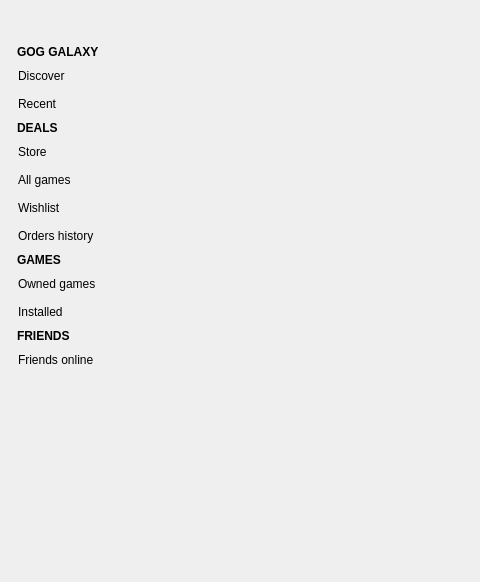
First picture: the form in windows/mainwindow.ui, repository pamugk/nebulae-qt, before the edit; both pictures show x 0 to 480 and y 0 to 582 of the 1024 by 768 pixel window.
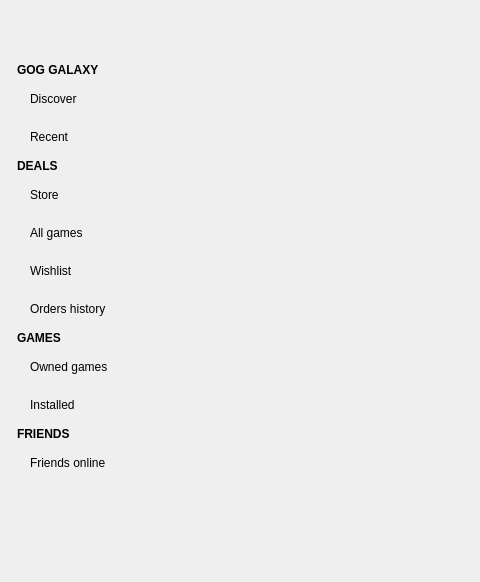
Second picture: the form after the edit. Icons and pictures are not drawn.

What changed in the file:
```diff
--- a/windows/mainwindow.ui
+++ b/windows/mainwindow.ui
@@ -88,6 +88,7 @@
       </property>
       <property name="styleSheet">
        <string notr="true">QPushButton {
+    padding: 8px 12px 8px 12px;
 	text-align: left;
 }
 
@@ -112,6 +113,7 @@
         <widget class="QWidget" name="drawerHeader" native="true">
          <property name="styleSheet">
           <string notr="true">QPushButton {
+    padding: 12px;
 	text-align:center;
 }</string>
          </property>
@@ -234,6 +236,9 @@
           <iconset resource="../resources.qrc">
            <normaloff>:/icons/layer-group.svg</normaloff>:/icons/layer-group.svg</iconset>
          </property>
+         <property name="checkable">
+          <bool>true</bool>
+         </property>
          <property name="flat">
           <bool>true</bool>
          </property>
@@ -257,6 +262,9 @@
           <iconset resource="../resources.qrc">
            <normaloff>:/icons/calendar.svg</normaloff>:/icons/calendar.svg</iconset>
          </property>
+         <property name="checkable">
+          <bool>true</bool>
+         </property>
          <property name="flat">
           <bool>true</bool>
          </property>
@@ -281,6 +289,9 @@
           <iconset resource="../resources.qrc">
            <normaloff>:/icons/cart-shopping.svg</normaloff>:/icons/cart-shopping.svg</iconset>
          </property>
+         <property name="checkable">
+          <bool>true</bool>
+         </property>
          <property name="flat">
           <bool>true</bool>
          </property>
@@ -298,6 +309,12 @@
           <iconset resource="../resources.qrc">
            <normaloff>:/icons/tag.svg</normaloff>:/icons/tag.svg</iconset>
          </property>
+         <property name="checkable">
+          <bool>true</bool>
+         </property>
+         <property name="checked">
+          <bool>false</bool>
+         </property>
          <property name="flat">
           <bool>true</bool>
          </property>
@@ -315,6 +332,9 @@
           <iconset resource="../resources.qrc">
            <normaloff>:/icons/heart.svg</normaloff>:/icons/heart.svg</iconset>
          </property>
+         <property name="checkable">
+          <bool>true</bool>
+         </property>
          <property name="flat">
           <bool>true</bool>
          </property>
@@ -332,6 +352,9 @@
           <iconset resource="../resources.qrc">
            <normaloff>:/icons/receipt.svg</normaloff>:/icons/receipt.svg</iconset>
          </property>
+         <property name="checkable">
+          <bool>true</bool>
+         </property>
          <property name="flat">
           <bool>true</bool>
          </property>
@@ -356,6 +379,9 @@
           <iconset resource="../resources.qrc">
            <normaloff>:/icons/list.svg</normaloff>:/icons/list.svg</iconset>
          </property>
+         <property name="checkable">
+          <bool>true</bool>
+         </property>
          <property name="flat">
           <bool>true</bool>
          </property>
@@ -373,6 +399,9 @@
           <iconset resource="../resources.qrc">
            <normaloff>:/icons/desktop.svg</normaloff>:/icons/desktop.svg</iconset>
          </property>
+         <property name="checkable">
+          <bool>true</bool>
+         </property>
          <property name="flat">
           <bool>true</bool>
          </property>
@@ -397,6 +426,9 @@
           <iconset resource="../resources.qrc">
            <normaloff>:/icons/user-group.svg</normaloff>:/icons/user-group.svg</iconset>
          </property>
+         <property name="checkable">
+          <bool>true</bool>
+         </property>
          <property name="flat">
           <bool>true</bool>
          </property>
```
Left out of the diff: 2 changed lines with no effect on the pictures.
